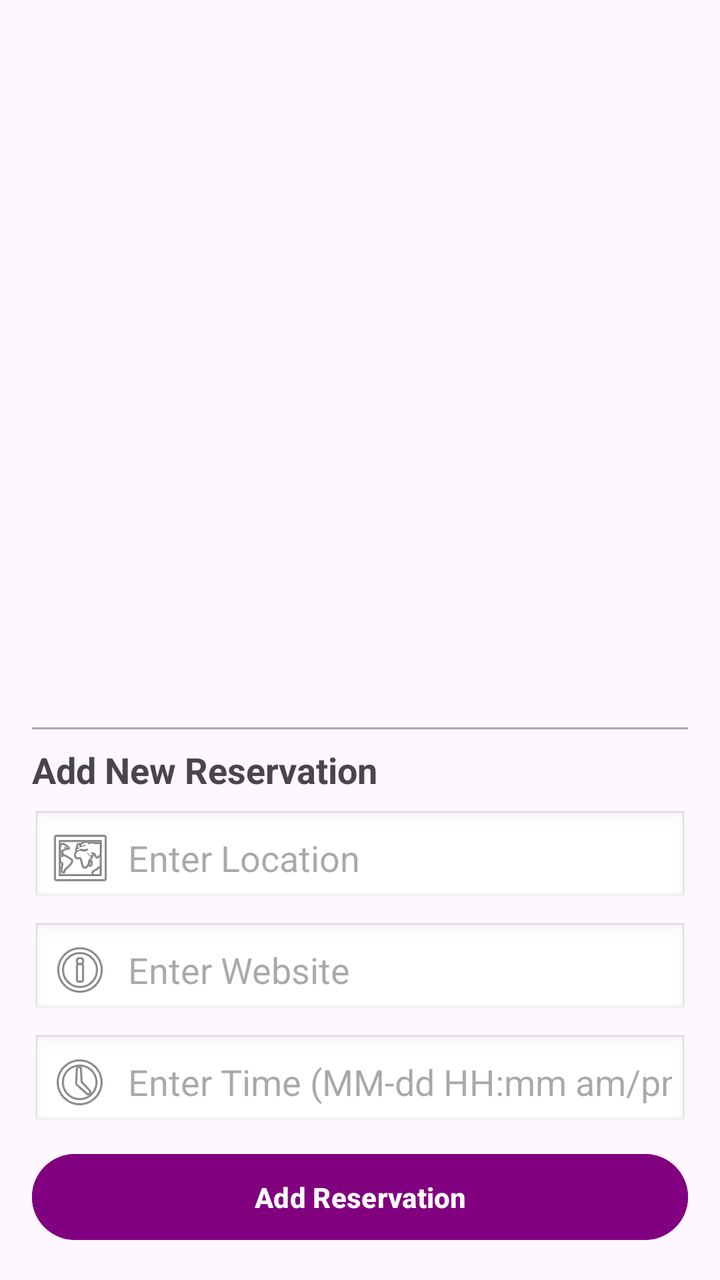
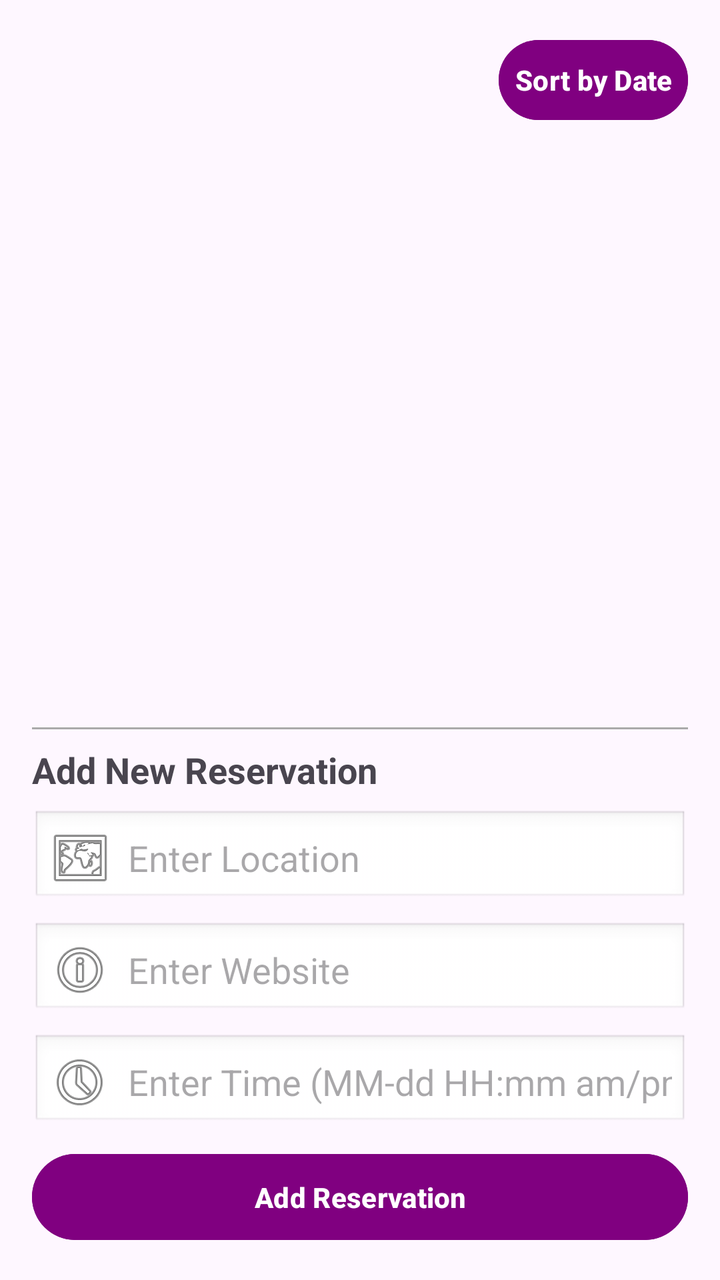

Before-and-after screenshots of an Android layout around one commit, followed by the original layout XML and the change that was made.
<!-- AndroidManifest.xml: application theme Theme.SprintProject -->
<!-- res/layout/fragment_dining_establishments.xml -->
<?xml version="1.0" encoding="utf-8"?>
<LinearLayout xmlns:android="http://schemas.android.com/apk/res/android"
    xmlns:tools="http://schemas.android.com/tools"
    android:id="@+id/diningFragmentLayout"
    android:layout_width="match_parent"
    android:layout_height="match_parent"
    android:orientation="vertical"
    android:padding="16dp"
    tools:context=".views.DiningEstablishmentsFragment">

    
    <androidx.recyclerview.widget.RecyclerView
        android:id="@+id/reservationsRecyclerView"
        android:layout_width="match_parent"
        android:layout_height="0dp"
        android:layout_weight="1"
        android:scrollbars="vertical" />

    
    <View
        android:layout_width="match_parent"
        android:layout_height="1dp"
        android:background="@android:color/darker_gray"
        android:layout_marginVertical="8dp" />

    
    <TextView
        android:id="@+id/addReservationTitle"
        android:layout_width="wrap_content"
        android:layout_height="wrap_content"
        android:text="Add New Reservation"
        android:textSize="18sp"
        android:textStyle="bold"
        android:layout_marginBottom="8dp" />

    <EditText
        android:id="@+id/inputLocation"
        android:layout_width="match_parent"
        android:layout_height="wrap_content"
        android:hint="Enter Location"
        android:inputType="textPersonName"
        android:drawableStart="@android:drawable/ic_menu_mapmode"
        android:drawablePadding="8dp"
        android:padding="8dp"
        android:background="@android:drawable/edit_text"
        android:layout_marginBottom="8dp" />

    <EditText
        android:id="@+id/inputWebsite"
        android:layout_width="match_parent"
        android:layout_height="wrap_content"
        android:hint="Enter Website"
        android:inputType="textUri"
        android:drawableStart="@android:drawable/ic_menu_info_details"
        android:drawablePadding="8dp"
        android:padding="8dp"
        android:background="@android:drawable/edit_text"
        android:layout_marginBottom="8dp" />

    <EditText
        android:id="@+id/inputReservationTime"
        android:layout_width="match_parent"
        android:layout_height="wrap_content"
        android:hint="Enter Time (MM-dd HH:mm am/pm)"
        android:inputType="text"
        android:drawableStart="@android:drawable/ic_menu_recent_history"
        android:drawablePadding="8dp"
        android:padding="8dp"
        android:background="@android:drawable/edit_text"
        android:layout_marginBottom="8dp" />

    <Button
        android:id="@+id/submitReservationButton"
        android:layout_width="match_parent"
        android:layout_height="wrap_content"
        android:text="Add Reservation"
        android:backgroundTint="@color/purple"
        android:textColor="@android:color/white"
        android:padding="12dp"
        android:textStyle="bold" />

</LinearLayout>
<!-- resources referenced by this layout -->
<resources>
  <color name="purple">#800080</color>
  <style name="Theme.SprintProject" parent="Base.Theme.SprintProject" />
  <style name="Base.Theme.SprintProject" parent="Theme.Material3.DayNight.NoActionBar">
          
          
      </style>
</resources>

<!-- the commit's change to res/layout/fragment_dining_establishments.xml (unified diff, before → after) -->
@@ -7,6 +7,25 @@
     android:orientation="vertical"
     android:padding="16dp"
     tools:context=".views.DiningEstablishmentsFragment">
+
+    
+    <LinearLayout
+        android:layout_width="match_parent"
+        android:layout_height="wrap_content"
+        android:orientation="horizontal"
+        android:gravity="end"
+        android:paddingBottom="8dp">
+
+        <Button
+            android:id="@+id/sortByDateButton"
+            android:layout_width="wrap_content"
+            android:layout_height="wrap_content"
+            android:text="Sort by Date"
+            android:backgroundTint="@color/purple"
+            android:textColor="@android:color/white"
+            android:padding="8dp"
+            android:textStyle="bold"/>
+    </LinearLayout>
 
     
     <androidx.recyclerview.widget.RecyclerView
